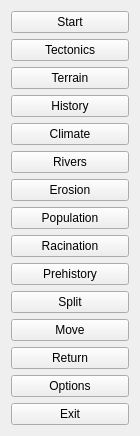
Old version of the form mainmenu.ui in the repository tps12/Tec-Nine.
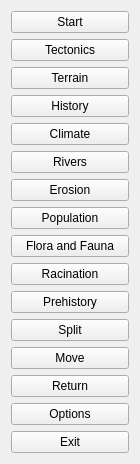
New version of the form.

What changed in the file:
```diff
--- a/mainmenu.ui
+++ b/mainmenu.ui
@@ -82,6 +82,13 @@
      </property>
     </widget>
    </item>
+   <item>
+    <widget class="QPushButton" name="lifeforms">
+     <property name="text">
+      <string>Flora and Fauna</string>
+     </property>
+    </widget>
+   </item>
    <item>
     <widget class="QPushButton" name="racination">
      <property name="text">
```
